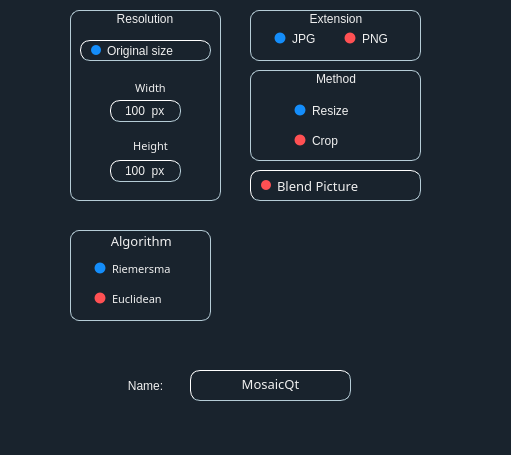
First picture: the form in MosaicQt/MosaicQt/settings.ui, repository adriancalavie/Mosaic-plus-plus, before the edit.
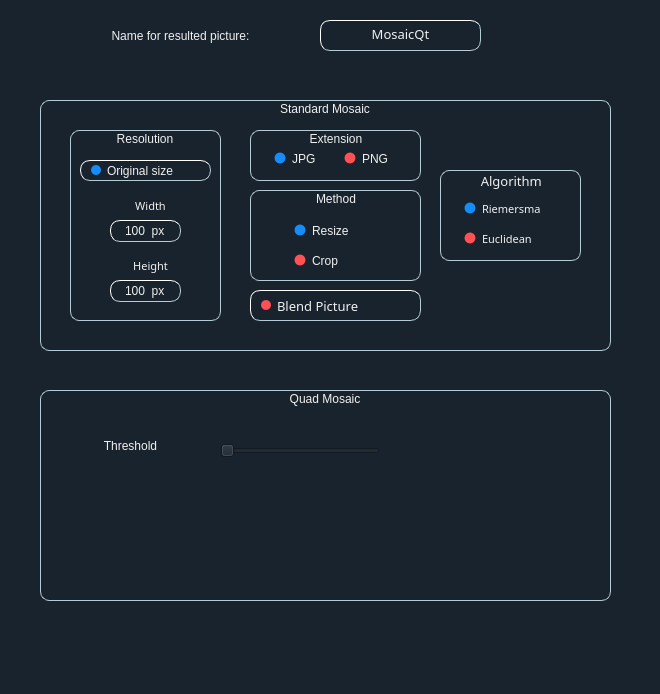
Second picture: the form after the edit. Icons and pictures are not drawn.

The edit to the form file:
```diff
--- a/MosaicQt/MosaicQt/settings.ui
+++ b/MosaicQt/MosaicQt/settings.ui
@@ -6,8 +6,8 @@
    <rect>
     <x>0</x>
     <y>0</y>
-    <width>511</width>
-    <height>455</height>
+    <width>660</width>
+    <height>694</height>
    </rect>
   </property>
   <property name="windowTitle">
@@ -21,66 +21,268 @@
    <string notr="true"> background-color: #19232D;border: 0px solid #32414B;padding: 0px;color: #F0F0F0;selection - background - color: #1464A0;selection - color: #F0F0F0;</string>
   </property>
   <widget class="QWidget" name="centralwidget">
-   <widget class="QCheckBox" name="checkBoxBlendingPicture">
+   <widget class="QLabel" name="labelNameResultPicture">
     <property name="geometry">
      <rect>
-      <x>250</x>
-      <y>170</y>
-      <width>171</width>
+      <x>60</x>
+      <y>20</y>
+      <width>241</width>
+      <height>31</height>
+     </rect>
+    </property>
+    <property name="toolTip">
+     <string>&lt;html&gt;&lt;head/&gt;&lt;body&gt;&lt;p&gt;Provides a name for the resulting Mosaic++.&lt;/p&gt;&lt;/body&gt;&lt;/html&gt;</string>
+    </property>
+    <property name="styleSheet">
+     <string notr="true">font: 12pt  &quot;Century Gothic&quot;;</string>
+    </property>
+    <property name="text">
+     <string>Name for resulted picture:</string>
+    </property>
+    <property name="alignment">
+     <set>Qt::AlignCenter</set>
+    </property>
+   </widget>
+   <widget class="QTextEdit" name="textEditNameResultPicture">
+    <property name="geometry">
+     <rect>
+      <x>320</x>
+      <y>20</y>
+      <width>161</width>
       <height>31</height>
      </rect>
     </property>
     <property name="font">
      <font>
       <family>Century Gothic</family>
-      <pointsize>10</pointsize>
+      <pointsize>12</pointsize>
       <weight>50</weight>
       <italic>false</italic>
       <bold>false</bold>
+      <stylestrategy>PreferDefault</stylestrategy>
      </font>
     </property>
-    <property name="cursor">
-     <cursorShape>PointingHandCursor</cursorShape>
+    <property name="cursor" stdset="0">
+     <cursorShape>IBeamCursor</cursorShape>
     </property>
     <property name="toolTip">
-     <string>&lt;html&gt;&lt;head/&gt;&lt;body&gt;&lt;p&gt;&lt;span style=&quot; font-size:12pt;&quot;&gt;Turn this on if you want to blend the &lt;/span&gt;&lt;span style=&quot; font-size:12pt; font-style:italic;&quot;&gt;cells&lt;/span&gt;&lt;span style=&quot; font-size:12pt;&quot;&gt; using the &lt;/span&gt;&lt;span style=&quot; font-size:12pt; font-style:italic;&quot;&gt;average color&lt;/span&gt;&lt;span style=&quot; font-size:12pt;&quot;&gt; of the selected zone.&lt;/span&gt;&lt;/p&gt;&lt;p&gt;&lt;span style=&quot; font-size:12pt;&quot;&gt;&lt;br/&gt;&lt;/span&gt;&lt;/p&gt;&lt;p&gt;&lt;span style=&quot; font-size:12pt;&quot;&gt;This results in a &lt;/span&gt;&lt;span style=&quot; font-size:12pt; font-style:italic;&quot;&gt;Mosaic++&lt;/span&gt;&lt;span style=&quot; font-size:12pt;&quot;&gt; that more closely resembles the &lt;/span&gt;&lt;span style=&quot; font-size:12pt; font-style:italic;&quot;&gt;original&lt;/span&gt;&lt;span style=&quot; font-size:12pt;&quot;&gt; image.&lt;/span&gt;&lt;/p&gt;&lt;/body&gt;&lt;/html&gt;</string>
+     <string>&lt;html&gt;&lt;head/&gt;&lt;body&gt;&lt;p&gt;Name of the resulting &lt;span style=&quot; font-style:italic;&quot;&gt;Mosaic++&lt;/span&gt;.&lt;/p&gt;&lt;p&gt;You don't need to provide and extension, it will be automatically added based on your choice in the &lt;span style=&quot; font-style:italic;&quot;&gt;Extension&lt;/span&gt; panel.&lt;/p&gt;&lt;/body&gt;&lt;/html&gt;</string>
     </property>
     <property name="styleSheet">
-     <string notr="true">QCheckBox {
-text-align: center;
-border-style: outset;
+     <string notr="true">border-style: outset;
 border-width: 1px;
-border-color: rgb(181, 204, 214);
-font: 10pt  &quot;Century Gothic&quot;;
 border-radius: 10px;
-background:none;
+border-color: rgb(181, 204, 214);
+font: 12pt  &quot;Century Gothic&quot;;</string>
+    </property>
+    <property name="frameShadow">
+     <enum>QFrame::Sunken</enum>
+    </property>
+    <property name="verticalScrollBarPolicy">
+     <enum>Qt::ScrollBarAlwaysOff</enum>
+    </property>
+    <property name="horizontalScrollBarPolicy">
+     <enum>Qt::ScrollBarAlwaysOff</enum>
+    </property>
+    <property name="sizeAdjustPolicy">
+     <enum>QAbstractScrollArea::AdjustToContents</enum>
+    </property>
+    <property name="lineWrapMode">
+     <enum>QTextEdit::WidgetWidth</enum>
+    </property>
+    <property name="html">
+     <string>&lt;!DOCTYPE HTML PUBLIC &quot;-//W3C//DTD HTML 4.0//EN&quot; &quot;http://www.w3.org/TR/REC-html40/strict.dtd&quot;&gt;
+&lt;html&gt;&lt;head&gt;&lt;meta name=&quot;qrichtext&quot; content=&quot;1&quot; /&gt;&lt;style type=&quot;text/css&quot;&gt;
+p, li { white-space: pre-wrap; }
+&lt;/style&gt;&lt;/head&gt;&lt;body style=&quot; font-family:'Century Gothic'; font-size:12pt; font-weight:400; font-style:normal;&quot;&gt;
+&lt;p align=&quot;center&quot; style=&quot; margin-top:0px; margin-bottom:0px; margin-left:0px; margin-right:0px; -qt-block-indent:0; text-indent:0px; -qt-user-state:65536;&quot;&gt;&lt;span style=&quot; font-size:10pt;&quot;&gt;MosaicQt&lt;/span&gt;&lt;/p&gt;&lt;/body&gt;&lt;/html&gt;</string>
+    </property>
+   </widget>
+   <widget class="QGroupBox" name="groupBoxStandardSettings">
+    <property name="geometry">
+     <rect>
+      <x>40</x>
+      <y>100</y>
+      <width>571</width>
+      <height>251</height>
+     </rect>
+    </property>
+    <property name="toolTip">
+     <string>&lt;html&gt;&lt;head/&gt;&lt;body&gt;&lt;p&gt;&lt;span style=&quot; font-size:12pt;&quot;&gt;Settings for standard mosaic.&lt;/span&gt;&lt;/p&gt;&lt;/body&gt;&lt;/html&gt;</string>
+    </property>
+    <property name="styleSheet">
+     <string notr="true">QGroupBox {
+	
+	font: 9pt  &quot;Century Gothic&quot;;
+	border: 1px solid rgb(181, 204, 214);;
+    border-radius: 9px;
 }
 
-QCheckBox::indicator {
-	left:10px;
-    width: 10px;
-    height: 10px;
-	background:none;
-	border-radius:5px;
+QGroupBox{
+top:-10px;
+}</string>
+    </property>
+    <property name="title">
+     <string>Standard Mosaic</string>
+    </property>
+    <property name="alignment">
+     <set>Qt::AlignCenter</set>
+    </property>
+    <widget class="QGroupBox" name="groupBoxAlgorithm">
+     <property name="geometry">
+      <rect>
+       <x>400</x>
+       <y>70</y>
+       <width>141</width>
+       <height>91</height>
+      </rect>
+     </property>
+     <property name="font">
+      <font>
+       <family>Century Gothic</family>
+       <pointsize>10</pointsize>
+       <weight>50</weight>
+       <italic>false</italic>
+       <bold>false</bold>
+       <underline>false</underline>
+       <strikeout>false</strikeout>
+       <stylestrategy>PreferDefault</stylestrategy>
+      </font>
+     </property>
+     <property name="mouseTracking">
+      <bool>false</bool>
+     </property>
+     <property name="toolTip">
+      <string>&lt;html&gt;&lt;head/&gt;&lt;body&gt;&lt;p&gt;&lt;span style=&quot; font-size:12pt;&quot;&gt;Algorithm used to calculate the &lt;/span&gt;&lt;span style=&quot; font-size:12pt; font-style:italic;&quot;&gt;distance&lt;/span&gt;&lt;span style=&quot; font-size:12pt;&quot;&gt; between &lt;/span&gt;&lt;span style=&quot; font-size:12pt; font-style:italic;&quot;&gt;mapped colors&lt;/span&gt;&lt;span style=&quot; font-size:12pt;&quot;&gt;. &lt;/span&gt;&lt;/p&gt;&lt;p&gt;&lt;span style=&quot; font-size:12pt;&quot;&gt;&lt;br/&gt;&lt;/span&gt;&lt;/p&gt;&lt;p&gt;&lt;span style=&quot; font-size:12pt;&quot;&gt;Use &lt;/span&gt;&lt;span style=&quot; font-size:12pt; font-style:italic;&quot;&gt;Riemersma&lt;/span&gt;&lt;span style=&quot; font-size:12pt;&quot;&gt; for a more accurate result.&lt;/span&gt;&lt;/p&gt;&lt;/body&gt;&lt;/html&gt;</string>
+     </property>
+     <property name="styleSheet">
+      <string notr="true">QGroupBox {
+	
+	font: 10pt &quot;Century Gothic&quot;;
+	border: 1px solid rgb(181, 204, 214);;
+    border-radius: 9px;
 }
 
-QCheckBox::indicator:unchecked {
-    background: rgb(255, 80, 83);
+QGroupBox{
+top:-10px;
+}</string>
+     </property>
+     <property name="title">
+      <string>Algorithm </string>
+     </property>
+     <property name="alignment">
+      <set>Qt::AlignCenter</set>
+     </property>
+     <property name="flat">
+      <bool>false</bool>
+     </property>
+     <widget class="QRadioButton" name="radioButtonRiemersmaAlgorithm">
+      <property name="geometry">
+       <rect>
+        <x>20</x>
+        <y>30</y>
+        <width>101</width>
+        <height>17</height>
+       </rect>
+      </property>
+      <property name="font">
+       <font>
+        <family>Century Gothic</family>
+        <pointsize>8</pointsize>
+        <weight>50</weight>
+        <italic>false</italic>
+        <bold>false</bold>
+       </font>
+      </property>
+      <property name="cursor">
+       <cursorShape>PointingHandCursor</cursorShape>
+      </property>
+      <property name="styleSheet">
+       <string notr="true">QRadioButton {
+   font: 8pt  &quot;Century Gothic&quot;;
 }
 
-QCheckBox::indicator:checked {
-     background: #148dfa;
+QRadioButton::indicator {
+    width:                  10px;
+    height:                 10px;
+    border-radius:          6px;
+	border: none;
+  	outline: none;
+ 	 margin-left: 4px;
+}
+
+QRadioButton::indicator:checked {
+   background-color:      #148dfa;
+    border:                 1px solid none;
+}
+
+QRadioButton::indicator:unchecked {
+   	background-color:       rgb(255, 80, 83);
+    border:                 1px solid none;
 }</string>
     </property>
     <property name="text">
-     <string>Blend Picture</string>
-    </property>
+       <string>Riemersma</string>
+      </property>
+      <property name="checked">
+       <bool>true</bool>
+      </property>
+     </widget>
+     <widget class="QRadioButton" name="radioButtonEuclidianAlgorithm">
+      <property name="geometry">
+       <rect>
+        <x>20</x>
+        <y>60</y>
+        <width>91</width>
+        <height>17</height>
+       </rect>
+      </property>
+      <property name="font">
+       <font>
+        <family>Century Gothic</family>
+        <pointsize>8</pointsize>
+        <weight>50</weight>
+        <italic>false</italic>
+        <bold>false</bold>
+       </font>
+      </property>
+      <property name="cursor">
+       <cursorShape>PointingHandCursor</cursorShape>
+      </property>
+      <property name="styleSheet">
+       <string notr="true">QRadioButton {
+   font: 8pt  &quot;Century Gothic&quot;;
+}
+
+QRadioButton::indicator {
+    width:                  10px;
+    height:                 10px;
+    border-radius:          6px;
+	border: none;
+  	outline: none;
+ 	 margin-left: 4px;
+}
+
+QRadioButton::indicator:checked {
+   background-color:      #148dfa;
+    border:                 1px solid none;
+}
+
+QRadioButton::indicator:unchecked {
+   	background-color:       rgb(255, 80, 83);
+    border:                 1px solid none;
+}</string>
+      </property>
+      <property name="text">
+       <string>Euclidean</string>
+      </property>
+     </widget>
    </widget>
    <widget class="QGroupBox" name="groupBoxExtensions">
     <property name="geometry">
      <rect>
-      <x>250</x>
-      <y>10</y>
+       <x>210</x>
+       <y>30</y>
       <width>171</width>
       <height>51</height>
      </rect>
@@ -204,124 +406,11 @@
      </property>
     </widget>
    </widget>
-   <widget class="QGroupBox" name="groupBoxMethod">
+    <widget class="QGroupBox" name="groupBoxSizeResultPictur">
     <property name="geometry">
      <rect>
-      <x>250</x>
-      <y>70</y>
-      <width>171</width>
-      <height>91</height>
-     </rect>
-    </property>
-    <property name="toolTip">
-     <string>&lt;html&gt;&lt;head/&gt;&lt;body&gt;&lt;p&gt;&lt;span style=&quot; font-size:12pt;&quot;&gt;Method used for resolving uncommon resolutions for the &lt;/span&gt;&lt;span style=&quot; font-size:12pt; font-style:italic;&quot;&gt;original&lt;/span&gt;&lt;span style=&quot; font-size:12pt;&quot;&gt; picture.&lt;/span&gt;&lt;/p&gt;&lt;p&gt;&lt;span style=&quot; font-size:12pt;&quot;&gt;&lt;br/&gt;&lt;/span&gt;&lt;/p&gt;&lt;p&gt;&lt;span style=&quot; font-size:12pt;&quot;&gt;Set &lt;/span&gt;&lt;span style=&quot; font-size:12pt; font-style:italic;&quot;&gt;Resize&lt;/span&gt;&lt;span style=&quot; font-size:12pt;&quot;&gt; to resize the &lt;/span&gt;&lt;span style=&quot; font-size:12pt; font-style:italic;&quot;&gt;original&lt;/span&gt;&lt;span style=&quot; font-size:12pt;&quot;&gt; image to a common resolution using &lt;/span&gt;&lt;span style=&quot; font-size:12pt; font-style:italic;&quot;&gt;bilinear interpolation&lt;/span&gt;&lt;span style=&quot; font-size:12pt;&quot;&gt;. This saves all the details by compressing them.&lt;/span&gt;&lt;/p&gt;&lt;p&gt;&lt;span style=&quot; font-size:12pt;&quot;&gt;&lt;br/&gt;&lt;/span&gt;&lt;/p&gt;&lt;p&gt;&lt;span style=&quot; font-size:12pt;&quot;&gt;Set &lt;/span&gt;&lt;span style=&quot; font-size:12pt; font-style:italic;&quot;&gt;Crop&lt;/span&gt;&lt;span style=&quot; font-size:12pt;&quot;&gt; to crop the &lt;/span&gt;&lt;span style=&quot; font-size:12pt; font-style:italic;&quot;&gt;original&lt;/span&gt;&lt;span style=&quot; font-size:12pt;&quot;&gt; image to a common resolution. This gets rid of some details by cropping them out.&lt;/span&gt;&lt;/p&gt;&lt;p&gt;&lt;span style=&quot; font-size:12pt;&quot;&gt;&lt;br/&gt;&lt;/span&gt;&lt;/p&gt;&lt;p&gt;&lt;span style=&quot; font-size:12pt;&quot;&gt;Both methods calculate the exact resolution based on cell size.&lt;/span&gt;&lt;/p&gt;&lt;/body&gt;&lt;/html&gt;</string>
-    </property>
-    <property name="styleSheet">
-     <string notr="true">QGroupBox {
-	
-	font: 10pt  &quot;Century Gothic&quot;;
-	border: 1px solid rgb(181, 204, 214);;
-    border-radius: 9px;
-}
-
-QGroupBox{
-}</string>
-    </property>
-    <property name="title">
-     <string>Method</string>
-    </property>
-    <property name="alignment">
-     <set>Qt::AlignCenter</set>
-    </property>
-    <widget class="QRadioButton" name="radioButtonMethodResizing">
-     <property name="geometry">
-      <rect>
-       <x>40</x>
+       <x>30</x>
        <y>30</y>
-       <width>82</width>
-       <height>21</height>
-      </rect>
-     </property>
-     <property name="cursor">
-      <cursorShape>PointingHandCursor</cursorShape>
-     </property>
-     <property name="styleSheet">
-      <string notr="true">QRadioButton {
-   font: 8pt  &quot;Century Gothic&quot;;
-}
-
-QRadioButton::indicator {
-    width:                  10px;
-    height:                 10px;
-    border-radius:          6px;
-	border: none;
-  	outline: none;
- 	 margin-left: 4px;
-}
-
-QRadioButton::indicator:checked {
-   background-color:      #148dfa;
-    border:                 1px solid none;
-}
-
-QRadioButton::indicator:unchecked {
-   	background-color:       rgb(255, 80, 83);
-    border:                 1px solid none;
-}</string>
-     </property>
-     <property name="text">
-      <string>Resize</string>
-     </property>
-     <property name="checked">
-      <bool>true</bool>
-     </property>
-    </widget>
-    <widget class="QRadioButton" name="radioButtonMethodCropping">
-     <property name="geometry">
-      <rect>
-       <x>40</x>
-       <y>60</y>
-       <width>101</width>
-       <height>21</height>
-      </rect>
-     </property>
-     <property name="cursor">
-      <cursorShape>PointingHandCursor</cursorShape>
-     </property>
-     <property name="styleSheet">
-      <string notr="true">QRadioButton {
-   font: 8pt  &quot;Century Gothic&quot;;
-}
-
-QRadioButton::indicator {
-    width:                  10px;
-    height:                 10px;
-    border-radius:          6px;
-	border: none;
-  	outline: none;
- 	 margin-left: 4px;
-}
-
-QRadioButton::indicator:checked {
-   background-color:      #148dfa;
-    border:                 1px solid none;
-}
-
-QRadioButton::indicator:unchecked {
-   	background-color:       rgb(255, 80, 83);
-    border:                 1px solid none;
-}</string>
-     </property>
-     <property name="text">
-      <string>Crop</string>
-     </property>
-    </widget>
-   </widget>
-   <widget class="QGroupBox" name="groupBoxSizeResultPicture">
-    <property name="geometry">
-     <rect>
-      <x>70</x>
-      <y>10</y>
       <width>151</width>
       <height>191</height>
      </rect>
@@ -398,9 +487,9 @@
      <property name="geometry">
       <rect>
        <x>50</x>
-       <y>70</y>
+        <y>66</y>
        <width>61</width>
-       <height>16</height>
+        <height>20</height>
       </rect>
      </property>
      <property name="font">
@@ -699,72 +788,44 @@
      </property>
     </widget>
    </widget>
-   <widget class="QGroupBox" name="groupBoxAlgorithm">
+    <widget class="QGroupBox" name="groupBoxMethod">
     <property name="geometry">
      <rect>
-      <x>70</x>
-      <y>230</y>
-      <width>141</width>
+       <x>210</x>
+       <y>90</y>
+       <width>171</width>
       <height>91</height>
      </rect>
     </property>
-    <property name="font">
-     <font>
-      <family>Century Gothic</family>
-      <pointsize>10</pointsize>
-      <weight>50</weight>
-      <italic>false</italic>
-      <bold>false</bold>
-      <underline>false</underline>
-      <strikeout>false</strikeout>
-      <stylestrategy>PreferDefault</stylestrategy>
-     </font>
-    </property>
-    <property name="mouseTracking">
-     <bool>false</bool>
-    </property>
     <property name="toolTip">
-     <string>&lt;html&gt;&lt;head/&gt;&lt;body&gt;&lt;p&gt;&lt;span style=&quot; font-size:12pt;&quot;&gt;Algorithm used to calculate the &lt;/span&gt;&lt;span style=&quot; font-size:12pt; font-style:italic;&quot;&gt;distance&lt;/span&gt;&lt;span style=&quot; font-size:12pt;&quot;&gt; between &lt;/span&gt;&lt;span style=&quot; font-size:12pt; font-style:italic;&quot;&gt;mapped colors&lt;/span&gt;&lt;span style=&quot; font-size:12pt;&quot;&gt;. &lt;/span&gt;&lt;/p&gt;&lt;p&gt;&lt;span style=&quot; font-size:12pt;&quot;&gt;&lt;br/&gt;&lt;/span&gt;&lt;/p&gt;&lt;p&gt;&lt;span style=&quot; font-size:12pt;&quot;&gt;Use &lt;/span&gt;&lt;span style=&quot; font-size:12pt; font-style:italic;&quot;&gt;Riemersma&lt;/span&gt;&lt;span style=&quot; font-size:12pt;&quot;&gt; for a more accurate result.&lt;/span&gt;&lt;/p&gt;&lt;/body&gt;&lt;/html&gt;</string>
+      <string>&lt;html&gt;&lt;head/&gt;&lt;body&gt;&lt;p&gt;&lt;span style=&quot; font-size:12pt;&quot;&gt;Method used for resolving uncommon resolutions for the &lt;/span&gt;&lt;span style=&quot; font-size:12pt; font-style:italic;&quot;&gt;original&lt;/span&gt;&lt;span style=&quot; font-size:12pt;&quot;&gt; picture.&lt;/span&gt;&lt;/p&gt;&lt;p&gt;&lt;span style=&quot; font-size:12pt;&quot;&gt;&lt;br/&gt;&lt;/span&gt;&lt;/p&gt;&lt;p&gt;&lt;span style=&quot; font-size:12pt;&quot;&gt;Set &lt;/span&gt;&lt;span style=&quot; font-size:12pt; font-style:italic;&quot;&gt;Resize&lt;/span&gt;&lt;span style=&quot; font-size:12pt;&quot;&gt; to resize the &lt;/span&gt;&lt;span style=&quot; font-size:12pt; font-style:italic;&quot;&gt;original&lt;/span&gt;&lt;span style=&quot; font-size:12pt;&quot;&gt; image to a common resolution using &lt;/span&gt;&lt;span style=&quot; font-size:12pt; font-style:italic;&quot;&gt;bilinear interpolation&lt;/span&gt;&lt;span style=&quot; font-size:12pt;&quot;&gt;. This saves all the details by compressing them.&lt;/span&gt;&lt;/p&gt;&lt;p&gt;&lt;span style=&quot; font-size:12pt;&quot;&gt;&lt;br/&gt;&lt;/span&gt;&lt;/p&gt;&lt;p&gt;&lt;span style=&quot; font-size:12pt;&quot;&gt;Set &lt;/span&gt;&lt;span style=&quot; font-size:12pt; font-style:italic;&quot;&gt;Crop&lt;/span&gt;&lt;span style=&quot; font-size:12pt;&quot;&gt; to crop the &lt;/span&gt;&lt;span style=&quot; font-size:12pt; font-style:italic;&quot;&gt;original&lt;/span&gt;&lt;span style=&quot; font-size:12pt;&quot;&gt; image to a common resolution. This gets rid of some details by cropping them out.&lt;/span&gt;&lt;/p&gt;&lt;p&gt;&lt;span style=&quot; font-size:12pt;&quot;&gt;&lt;br/&gt;&lt;/span&gt;&lt;/p&gt;&lt;p&gt;&lt;span style=&quot; font-size:12pt;&quot;&gt;Both methods calculate the exact resolution based on cell size.&lt;/span&gt;&lt;/p&gt;&lt;/body&gt;&lt;/html&gt;</string>
     </property>
     <property name="styleSheet">
      <string notr="true">QGroupBox {
 	
-	font: 10pt &quot;Century Gothic&quot;;
+	font: 10pt  &quot;Century Gothic&quot;;
 	border: 1px solid rgb(181, 204, 214);;
     border-radius: 9px;
 }
 
 QGroupBox{
-top:-10px;
 }</string>
     </property>
     <property name="title">
-     <string>Algorithm </string>
+      <string>Method</string>
     </property>
     <property name="alignment">
      <set>Qt::AlignCenter</set>
     </property>
-    <property name="flat">
-     <bool>false</bool>
-    </property>
-    <widget class="QRadioButton" name="radioButtonRiemersmaAlgorithm">
+     <widget class="QRadioButton" name="radioButtonMethodResizing">
      <property name="geometry">
       <rect>
-       <x>20</x>
+        <x>40</x>
        <y>30</y>
-       <width>101</width>
-       <height>17</height>
-      </rect>
-     </property>
-     <property name="font">
-      <font>
-       <family>Century Gothic</family>
-       <pointsize>8</pointsize>
-       <weight>50</weight>
-       <italic>false</italic>
-       <bold>false</bold>
-      </font>
-     </property>
+        <width>82</width>
+        <height>21</height>
+       </rect>
+      </property>
      <property name="cursor">
       <cursorShape>PointingHandCursor</cursorShape>
      </property>
@@ -793,30 +854,21 @@
 }</string>
      </property>
      <property name="text">
-      <string>Riemersma</string>
+       <string>Resize</string>
      </property>
      <property name="checked">
       <bool>true</bool>
      </property>
     </widget>
-    <widget class="QRadioButton" name="radioButtonEuclidianAlgorithm">
+     <widget class="QRadioButton" name="radioButtonMethodCropping">
      <property name="geometry">
       <rect>
-       <x>20</x>
+        <x>40</x>
        <y>60</y>
-       <width>91</width>
-       <height>17</height>
-      </rect>
-     </property>
-     <property name="font">
-      <font>
-       <family>Century Gothic</family>
-       <pointsize>8</pointsize>
-       <weight>50</weight>
-       <italic>false</italic>
-       <bold>false</bold>
-      </font>
-     </property>
+        <width>101</width>
+        <height>21</height>
+       </rect>
+      </property>
      <property name="cursor">
       <cursorShape>PointingHandCursor</cursorShape>
      </property>
@@ -845,86 +897,131 @@
 }</string>
      </property>
      <property name="text">
-      <string>Euclidean</string>
+       <string>Crop</string>
      </property>
     </widget>
    </widget>
-   <widget class="QLabel" name="labelNameResultPicture">
+    <widget class="QCheckBox" name="checkBoxBlendingPicture">
     <property name="geometry">
      <rect>
-      <x>110</x>
-      <y>370</y>
-      <width>71</width>
-      <height>31</height>
-     </rect>
-    </property>
-    <property name="toolTip">
-     <string>&lt;html&gt;&lt;head/&gt;&lt;body&gt;&lt;p&gt;Provides a name for the resulting Mosaic++.&lt;/p&gt;&lt;/body&gt;&lt;/html&gt;</string>
-    </property>
-    <property name="styleSheet">
-     <string notr="true">font: 12pt  &quot;Century Gothic&quot;;</string>
-    </property>
-    <property name="text">
-     <string>Name:</string>
-    </property>
-    <property name="alignment">
-     <set>Qt::AlignCenter</set>
-    </property>
-   </widget>
-   <widget class="QTextEdit" name="textEditNameResultPicture">
-    <property name="geometry">
-     <rect>
-      <x>190</x>
-      <y>370</y>
-      <width>161</width>
+       <x>210</x>
+       <y>190</y>
+       <width>171</width>
       <height>31</height>
      </rect>
     </property>
     <property name="font">
      <font>
       <family>Century Gothic</family>
-      <pointsize>12</pointsize>
+       <pointsize>10</pointsize>
       <weight>50</weight>
       <italic>false</italic>
       <bold>false</bold>
-      <stylestrategy>PreferDefault</stylestrategy>
-     </font>
-    </property>
-    <property name="cursor" stdset="0">
-     <cursorShape>ArrowCursor</cursorShape>
+      </font>
+     </property>
+     <property name="cursor">
+      <cursorShape>PointingHandCursor</cursorShape>
     </property>
     <property name="toolTip">
-     <string>&lt;html&gt;&lt;head/&gt;&lt;body&gt;&lt;p&gt;Name of the resulting &lt;span style=&quot; font-style:italic;&quot;&gt;Mosaic++&lt;/span&gt;.&lt;/p&gt;&lt;p&gt;You don't need to provide and extension, it will be automatically added based on your choice in the &lt;span style=&quot; font-style:italic;&quot;&gt;Extension&lt;/span&gt; panel.&lt;/p&gt;&lt;/body&gt;&lt;/html&gt;</string>
+      <string>&lt;html&gt;&lt;head/&gt;&lt;body&gt;&lt;p&gt;&lt;span style=&quot; font-size:12pt;&quot;&gt;Turn this on if you want to blend the &lt;/span&gt;&lt;span style=&quot; font-size:12pt; font-style:italic;&quot;&gt;cells&lt;/span&gt;&lt;span style=&quot; font-size:12pt;&quot;&gt; using the &lt;/span&gt;&lt;span style=&quot; font-size:12pt; font-style:italic;&quot;&gt;average color&lt;/span&gt;&lt;span style=&quot; font-size:12pt;&quot;&gt; of the selected zone.&lt;/span&gt;&lt;/p&gt;&lt;p&gt;&lt;span style=&quot; font-size:12pt;&quot;&gt;&lt;br/&gt;&lt;/span&gt;&lt;/p&gt;&lt;p&gt;&lt;span style=&quot; font-size:12pt;&quot;&gt;This results in a &lt;/span&gt;&lt;span style=&quot; font-size:12pt; font-style:italic;&quot;&gt;Mosaic++&lt;/span&gt;&lt;span style=&quot; font-size:12pt;&quot;&gt; that more closely resembles the &lt;/span&gt;&lt;span style=&quot; font-size:12pt; font-style:italic;&quot;&gt;original&lt;/span&gt;&lt;span style=&quot; font-size:12pt;&quot;&gt; image.&lt;/span&gt;&lt;/p&gt;&lt;/body&gt;&lt;/html&gt;</string>
     </property>
     <property name="styleSheet">
-     <string notr="true">border-style: outset;
+      <string notr="true">QCheckBox {
+text-align: center;
+border-style: outset;
 border-width: 1px;
-border-radius: 10px;
 border-color: rgb(181, 204, 214);
-font: 12pt  &quot;Century Gothic&quot;;</string>
-    </property>
-    <property name="frameShadow">
-     <enum>QFrame::Sunken</enum>
-    </property>
-    <property name="verticalScrollBarPolicy">
-     <enum>Qt::ScrollBarAlwaysOff</enum>
+font: 10pt  &quot;Century Gothic&quot;;
+border-radius: 10px;
+background:none;
+}
+
+QCheckBox::indicator {
+	left:10px;
+    width: 10px;
+    height: 10px;
+	background:none;
+	border-radius:5px;
+}
+
+QCheckBox::indicator:unchecked {
+    background: rgb(255, 80, 83);
+}
+
+QCheckBox::indicator:checked {
+     background: #148dfa;
+}</string>
+     </property>
+     <property name="text">
+      <string>Blend Picture</string>
+     </property>
+    </widget>
+   </widget>
+   <widget class="QGroupBox" name="groupBoxQuadSettings">
+    <property name="geometry">
+     <rect>
+      <x>40</x>
+      <y>390</y>
+      <width>571</width>
+      <height>211</height>
+     </rect>
     </property>
-    <property name="horizontalScrollBarPolicy">
-     <enum>Qt::ScrollBarAlwaysOff</enum>
+    <property name="toolTip">
+     <string>&lt;html&gt;&lt;head/&gt;&lt;body&gt;&lt;p&gt;&lt;span style=&quot; font-size:12pt;&quot;&gt;Settings for Quad Mosaic&lt;/span&gt;&lt;/p&gt;&lt;/body&gt;&lt;/html&gt;</string>
     </property>
-    <property name="sizeAdjustPolicy">
-     <enum>QAbstractScrollArea::AdjustToContents</enum>
+    <property name="styleSheet">
+     <string notr="true">QGroupBox {
+	
+	font: 9pt  &quot;Century Gothic&quot;;
+	border: 1px solid rgb(181, 204, 214);;
+    border-radius: 9px;
+}
+
+QGroupBox{
+top:-10px;
+}</string>
     </property>
-    <property name="lineWrapMode">
-     <enum>QTextEdit::WidgetWidth</enum>
+    <property name="title">
+     <string>Quad Mosaic</string>
     </property>
-    <property name="html">
-     <string>&lt;!DOCTYPE HTML PUBLIC &quot;-//W3C//DTD HTML 4.0//EN&quot; &quot;http://www.w3.org/TR/REC-html40/strict.dtd&quot;&gt;
-&lt;html&gt;&lt;head&gt;&lt;meta name=&quot;qrichtext&quot; content=&quot;1&quot; /&gt;&lt;style type=&quot;text/css&quot;&gt;
-p, li { white-space: pre-wrap; }
-&lt;/style&gt;&lt;/head&gt;&lt;body style=&quot; font-family:'Century Gothic'; font-size:12pt; font-weight:400; font-style:normal;&quot;&gt;
-&lt;p align=&quot;center&quot; style=&quot; margin-top:0px; margin-bottom:0px; margin-left:0px; margin-right:0px; -qt-block-indent:0; text-indent:0px; -qt-user-state:65536;&quot;&gt;&lt;span style=&quot; font-size:10pt;&quot;&gt;MosaicQt&lt;/span&gt;&lt;/p&gt;&lt;/body&gt;&lt;/html&gt;</string>
+    <property name="alignment">
+     <set>Qt::AlignCenter</set>
     </property>
+    <widget class="QSlider" name="horizontalSlider">
+     <property name="geometry">
+      <rect>
+       <x>180</x>
+       <y>50</y>
+       <width>160</width>
+       <height>22</height>
+      </rect>
+     </property>
+     <property name="orientation">
+      <enum>Qt::Horizontal</enum>
+     </property>
+    </widget>
+    <widget class="QLabel" name="label">
+     <property name="geometry">
+      <rect>
+       <x>20</x>
+       <y>40</y>
+       <width>141</width>
+       <height>31</height>
+      </rect>
+     </property>
+     <property name="toolTip">
+      <string/>
+     </property>
+     <property name="styleSheet">
+      <string notr="true">font: 12pt  &quot;Century Gothic&quot;;</string>
+     </property>
+     <property name="text">
+      <string>Threshold</string>
+     </property>
+     <property name="alignment">
+      <set>Qt::AlignCenter</set>
+     </property>
+    </widget>
    </widget>
   </widget>
   <widget class="QMenuBar" name="menubar">
@@ -932,7 +1029,7 @@
     <rect>
      <x>0</x>
      <y>0</y>
-     <width>511</width>
+     <width>660</width>
      <height>21</height>
     </rect>
    </property>
```
Lines whose indentation alone changed are shown as unchanged.
